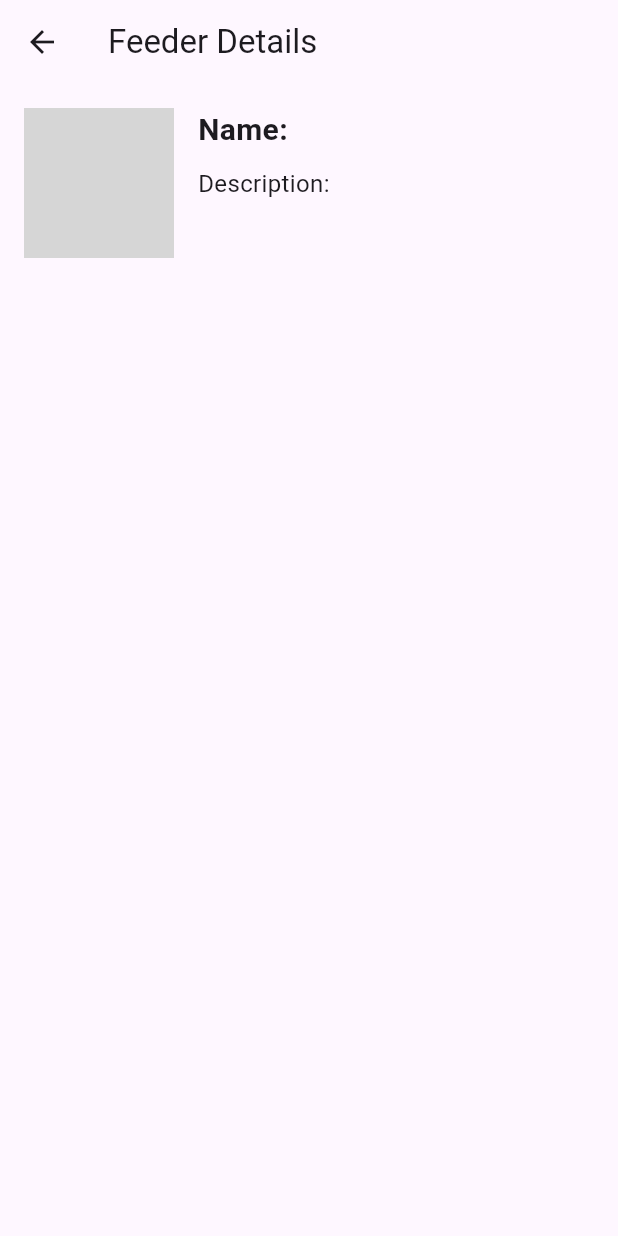
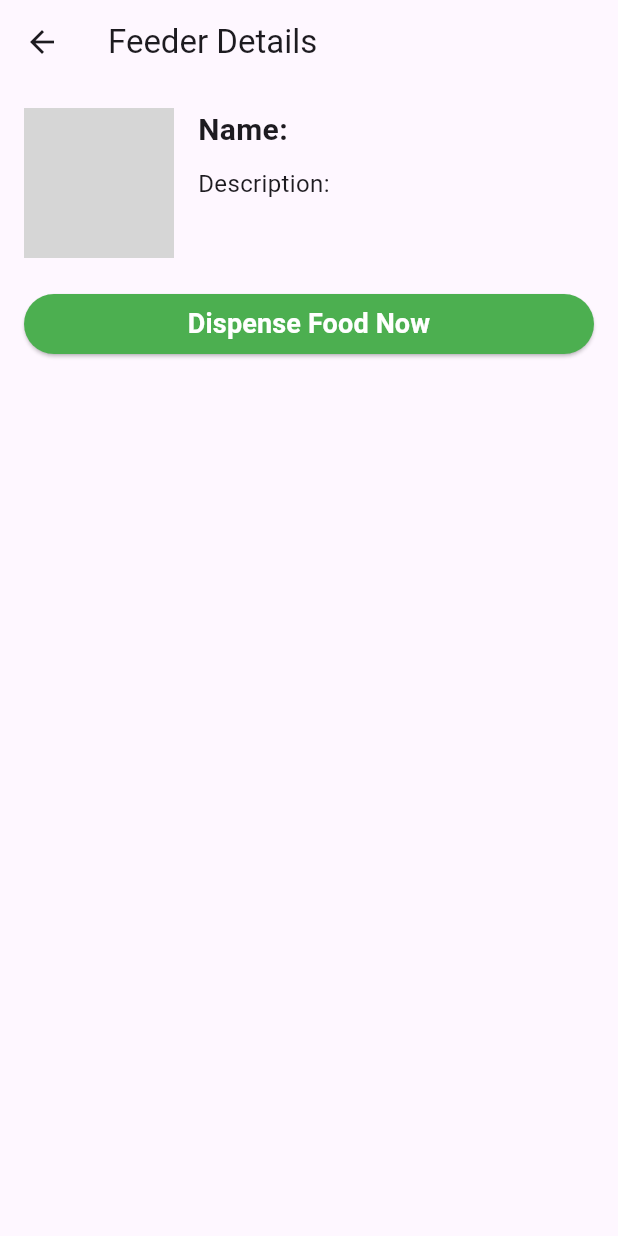
Before and after one commit to JoaoSantos27/PetFeeder, a Flutter app: the FeederDetailScreen screen opened directly with empty values, on a phone screen of 412 x 824 dp. Run offline on Flutter 3.47's test engine with Material 3 defaults, Android fonts, the phone set to English and light mode, and no system bars; our stand-ins replace image_picker; grey boxes are pictures that could not be loaded.

Commit message:
Added dispense food button

```diff
--- a/lib/main.dart
+++ b/lib/main.dart
@@ -135,7 +135,7 @@ class _FeederListScreenState extends State<FeederListScreen> {
                   height: 80, // Adjust the height of the image container
                   child: feeder.imageFile != null
                       ? Image.file(feeder.imageFile!, fit: BoxFit.cover)
-                      : null, // Display photo if available
+                      : Image.asset('assets/images/placeholder.jpg'), // Display photo if available
                 ),
                 title: Text(
                   feeder.name,
--- a/lib/pages/feeder_detail_screen.dart
+++ b/lib/pages/feeder_detail_screen.dart
@@ -14,7 +14,10 @@ class FeederDetailScreen extends StatelessWidget {
       ),
       body: Padding(
         padding: const EdgeInsets.all(16.0),
-        child: Row(
+        child: Column(
+          crossAxisAlignment: CrossAxisAlignment.start,
+          children: <Widget>[
+            Row(
               crossAxisAlignment: CrossAxisAlignment.start,
               children: <Widget>[
                 // Image displayed to the left
@@ -23,10 +26,15 @@ class FeederDetailScreen extends StatelessWidget {
                   height: 100,
                   decoration: BoxDecoration(
                     borderRadius: BorderRadius.circular(8.0),
-                image: feeder.imageFile != null ? DecorationImage(
+                    image: feeder.imageFile != null
+                        ? DecorationImage(
                       image: FileImage(feeder.imageFile!),
                       fit: BoxFit.cover,
-                ) : null, // Set image to null if feeder.imageFile is null
+                    )
+                        : const DecorationImage(
+                      image: AssetImage('assets/images/placeholder.jpg'),
+                      fit: BoxFit.cover,
+                    ),
                   ),
                 ),
                 const SizedBox(width: 16), // Add some spacing between the image and text
@@ -49,6 +57,26 @@ class FeederDetailScreen extends StatelessWidget {
                 ),
               ],
             ),
+            const SizedBox(height: 20), // Add space between the text and the button
+            // Button to dispense food
+            SizedBox(
+              width: double.infinity, // Set width to fill the available space horizontally
+              child: ElevatedButton(
+                onPressed: () {
+                  // Handle the dispense food action here
+                },
+                style: ButtonStyle(
+                  backgroundColor: MaterialStateProperty.all(Colors.green), // Set button background color
+                  foregroundColor: MaterialStateProperty.all(Colors.white), // Set button text color
+                ),
+                child: const Text(
+                  'Dispense Food Now',
+                  style: TextStyle(fontSize: 18, fontWeight: FontWeight.bold),
+                ),
+              ),
+            ),
+          ],
+        ),
       ),
     );
   }
--- a/pubspec.yaml
+++ b/pubspec.yaml
@@ -55,6 +55,9 @@ dev_dependencies:
 # The following section is specific to Flutter packages.
 flutter:
 
+  assets:
+    - assets/images/placeholder.jpg
+
   # The following line ensures that the Material Icons font is
   # included with your application, so that you can use the icons in
   # the material Icons class.
```
Lines whose indentation alone changed are shown as unchanged.
